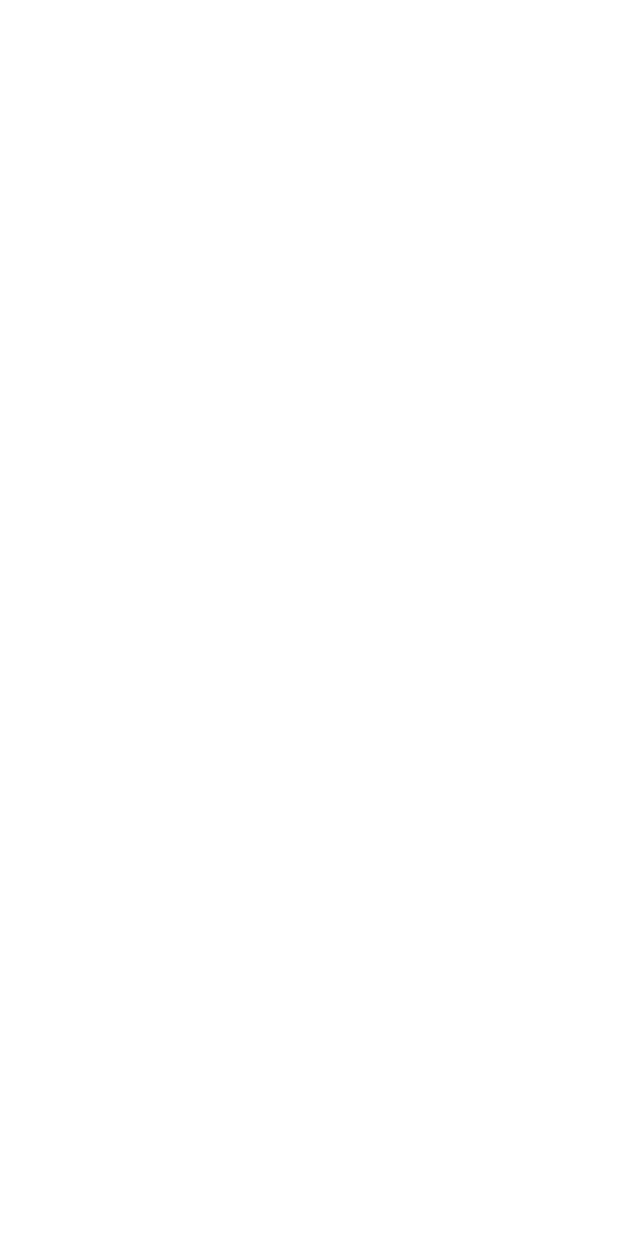
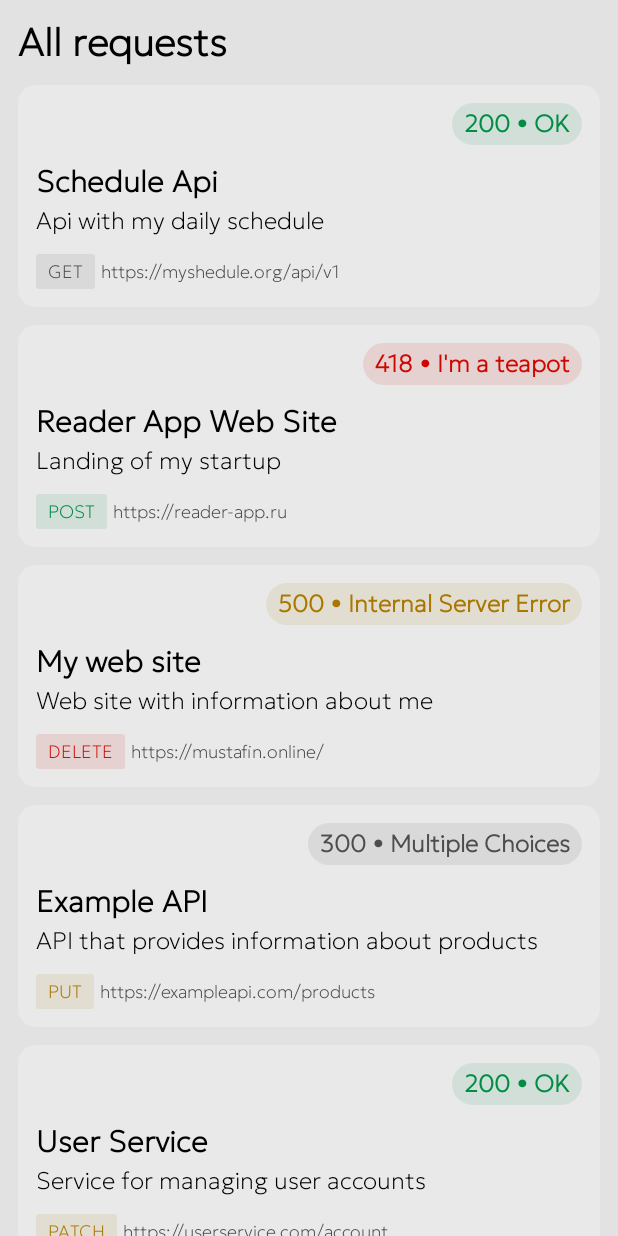
Before and after one commit to T-e-i-l-s/Pulse, an Android app built with Jetpack Compose: the screen it shows after launch (MainActivity), on a phone screen of 412 x 824 dp. Before the commit the screen is empty. Run offline under Robolectric (Android 15) with nearby library versions, the phone set to English and light mode, and no system bars.

Commit message:
Basic Home Screen UI

```diff
--- a/app/src/main/java/com/mustafin/pulse/ui/themes/Typography.kt
+++ b/app/src/main/java/com/mustafin/pulse/ui/themes/Typography.kt
@@ -10,9 +10,9 @@ import com.mustafin.pulse.R
 
 val Typography = Typography(
     displayLarge = TextStyle(
-        fontSize = 28.sp,
+        fontSize = 26.sp,
         fontFamily = FontFamily(Font(R.font.geologica)),
-        fontWeight = FontWeight.Black
+        fontWeight = FontWeight.Bold
     ),
     titleLarge = TextStyle(
         fontSize = 24.sp,
--- a/main-flow-feature/src/main/java/com/mustafin/main_flow_feature/presentation/screens/homeScreen/HomeScreenView.kt
+++ b/main-flow-feature/src/main/java/com/mustafin/main_flow_feature/presentation/screens/homeScreen/HomeScreenView.kt
@@ -1,10 +1,65 @@
 package com.mustafin.main_flow_feature.presentation.screens.homeScreen
 
+import androidx.compose.foundation.background
+import androidx.compose.foundation.layout.Arrangement
+import androidx.compose.foundation.layout.Spacer
+import androidx.compose.foundation.layout.fillMaxSize
+import androidx.compose.foundation.layout.height
+import androidx.compose.foundation.layout.navigationBarsPadding
+import androidx.compose.foundation.layout.padding
+import androidx.compose.foundation.layout.statusBarsPadding
+import androidx.compose.foundation.lazy.LazyColumn
+import androidx.compose.foundation.lazy.items
+import androidx.compose.material3.MaterialTheme
+import androidx.compose.material3.Text
 import androidx.compose.runtime.Composable
+import androidx.compose.ui.Modifier
+import androidx.compose.ui.res.colorResource
+import androidx.compose.ui.res.stringResource
+import androidx.compose.ui.unit.dp
+import androidx.lifecycle.compose.collectAsStateWithLifecycle
+import com.mustafin.main_flow_feature.R
+import com.mustafin.main_flow_feature.presentation.screens.homeScreen.views.requestView.RequestView
 import org.koin.androidx.compose.koinViewModel
 
 /* Home screen composable */
 @Composable
 fun HomeScreenView(viewModel: HomeScreenViewModel = koinViewModel()) {
-    viewModel.hello()
+    val requests = viewModel.requests.collectAsStateWithLifecycle()
+
+    LazyColumn(
+        modifier = Modifier
+            .fillMaxSize()
+            .background(colorResource(id = R.color.background)),
+        verticalArrangement = Arrangement.spacedBy(12.dp)
+    ) {
+        item {
+            Spacer(
+                modifier = Modifier
+                    .statusBarsPadding()
+                    .height(12.dp)
+            )
+
+            Text(
+                text = stringResource(id = R.string.all_requests),
+                style = MaterialTheme.typography.displayLarge,
+                color = colorResource(id = R.color.content),
+                modifier = Modifier.padding(horizontal = 12.dp)
+            )
+        }
+
+        requests.value?.let { requestsSafe ->
+            items(requestsSafe) {
+                RequestView(request = it)
+            }
+        }
+
+        item {
+            Spacer(
+                modifier = Modifier
+                    .navigationBarsPadding()
+                    .height(12.dp)
+            )
+        }
+    }
 }
--- a/main-flow-feature/src/main/java/com/mustafin/main_flow_feature/presentation/screens/homeScreen/HomeScreenViewModel.kt
+++ b/main-flow-feature/src/main/java/com/mustafin/main_flow_feature/presentation/screens/homeScreen/HomeScreenViewModel.kt
@@ -1,13 +1,33 @@
 package com.mustafin.main_flow_feature.presentation.screens.homeScreen
 
 import androidx.lifecycle.ViewModel
+import androidx.lifecycle.viewModelScope
 import com.mustafin.main_flow_feature.data.repositories.requestsRepository.RequestsRepository
+import com.mustafin.main_flow_feature.utils.loading.LoadingState
+import com.mustafin.main_flow_feature.utils.requests.RequestModel
+import kotlinx.coroutines.flow.MutableStateFlow
+import kotlinx.coroutines.flow.StateFlow
+import kotlinx.coroutines.launch
 
 /* View model of home screen */
 class HomeScreenViewModel(
     private val requestsRepository: RequestsRepository
 ) : ViewModel() {
-    fun hello() {
-        println("hello")
+    private val _loadingState = MutableStateFlow(LoadingState.LOADING)
+    val loadingState: StateFlow<LoadingState> = _loadingState
+
+    private val _requests = MutableStateFlow<List<RequestModel>?>(null)
+    val requests: StateFlow<List<RequestModel>?> = _requests
+
+    init {
+        loadData()
+    }
+
+    private fun loadData() {
+        viewModelScope.launch {
+            _loadingState.value = LoadingState.LOADING
+            _requests.value = requestsRepository.getAllRequests()
+            _loadingState.value = LoadingState.LOADED
+        }
     }
 }
--- /dev/null
+++ b/main-flow-feature/src/main/java/com/mustafin/main_flow_feature/presentation/screens/homeScreen/views/requestView/RequestMethodView.kt
@@ -0,0 +1,42 @@
+package com.mustafin.main_flow_feature.presentation.screens.homeScreen.views.requestView
+
+import androidx.compose.foundation.background
+import androidx.compose.foundation.layout.padding
+import androidx.compose.foundation.shape.RoundedCornerShape
+import androidx.compose.material3.MaterialTheme
+import androidx.compose.material3.Text
+import androidx.compose.runtime.Composable
+import androidx.compose.ui.Modifier
+import androidx.compose.ui.draw.clip
+import androidx.compose.ui.res.colorResource
+import androidx.compose.ui.tooling.preview.Preview
+import androidx.compose.ui.unit.dp
+import com.mustafin.main_flow_feature.R
+import com.mustafin.main_flow_feature.utils.requests.RequestMethod
+
+/* Composable that contains small text with request type */
+@Composable
+fun RequestMethodView(requestMethod: RequestMethod) {
+    val contentColor = when (requestMethod) {
+        RequestMethod.GET -> colorResource(id = R.color.gray)
+        RequestMethod.POST -> colorResource(id = R.color.green)
+        RequestMethod.DELETE -> colorResource(id = R.color.red)
+        else -> colorResource(id = R.color.yellow)
+    }
+
+    Text(
+        text = requestMethod.toString(),
+        style = MaterialTheme.typography.labelSmall,
+        color = contentColor,
+        modifier = Modifier
+            .clip(RoundedCornerShape(2.dp))
+            .background(contentColor.copy(0.1f))
+            .padding(horizontal = 8.dp, vertical = 4.dp)
+    )
+}
+
+@Composable
+@Preview
+private fun Preview() {
+    RequestMethodView(RequestMethod.GET)
+}
--- /dev/null
+++ b/main-flow-feature/src/main/java/com/mustafin/main_flow_feature/presentation/screens/homeScreen/views/requestView/RequestView.kt
@@ -0,0 +1,100 @@
+package com.mustafin.main_flow_feature.presentation.screens.homeScreen.views.requestView
+
+import androidx.compose.foundation.background
+import androidx.compose.foundation.layout.Arrangement
+import androidx.compose.foundation.layout.Column
+import androidx.compose.foundation.layout.Row
+import androidx.compose.foundation.layout.Spacer
+import androidx.compose.foundation.layout.fillMaxWidth
+import androidx.compose.foundation.layout.height
+import androidx.compose.foundation.layout.padding
+import androidx.compose.foundation.layout.width
+import androidx.compose.foundation.shape.RoundedCornerShape
+import androidx.compose.material3.MaterialTheme
+import androidx.compose.material3.Text
+import androidx.compose.runtime.Composable
+import androidx.compose.ui.Alignment
+import androidx.compose.ui.Modifier
+import androidx.compose.ui.draw.clip
+import androidx.compose.ui.res.colorResource
+import androidx.compose.ui.text.style.TextOverflow
+import androidx.compose.ui.tooling.preview.Preview
+import androidx.compose.ui.unit.dp
+import com.mustafin.main_flow_feature.R
+import com.mustafin.main_flow_feature.utils.requests.RequestMethod
+import com.mustafin.main_flow_feature.utils.requests.RequestModel
+import com.mustafin.main_flow_feature.utils.requests.ResponseStatusModel
+import java.time.LocalDateTime
+
+/* Composable of view with information about the request */
+@Composable
+fun RequestView(request: RequestModel) {
+    Column(
+        modifier = Modifier
+            .padding(horizontal = 12.dp)
+            .clip(RoundedCornerShape(12.dp))
+            .background(colorResource(id = R.color.secondary_background))
+            .padding(12.dp)
+    ) {
+        request.lastResponseStatus?.let { responseStatusSafe ->
+            Row(
+                modifier = Modifier.fillMaxWidth(),
+                horizontalArrangement = Arrangement.End,
+                verticalAlignment = Alignment.CenterVertically
+            ) {
+                ResponseStatusView(responseStatusSafe)
+            }
+        }
+
+        Spacer(modifier = Modifier.height(12.dp))
+
+        Text(
+            text = request.name,
+            style = MaterialTheme.typography.titleMedium,
+            color = colorResource(id = R.color.content)
+        )
+
+        Spacer(modifier = Modifier.height(4.dp))
+
+        Text(
+            text = request.description,
+            style = MaterialTheme.typography.labelMedium,
+            color = colorResource(id = R.color.content)
+        )
+
+        Spacer(modifier = Modifier.height(12.dp))
+
+        Row(verticalAlignment = Alignment.CenterVertically) {
+            RequestMethodView(requestMethod = request.requestMethod)
+
+            Spacer(modifier = Modifier.width(4.dp))
+
+            Text(
+                text = request.url,
+                style = MaterialTheme.typography.labelSmall,
+                color = colorResource(id = R.color.gray),
+                maxLines = 1,
+                overflow = TextOverflow.Ellipsis
+            )
+        }
+    }
+}
+
+@Composable
+@Preview
+private fun Preview() {
+    RequestView(
+        request = RequestModel(
+            id = 1,
+            name = "Schedule Api",
+            description = "Api with my daily schedule",
+            url = "https://myshedule.org/api/v1",
+            requestMethod = RequestMethod.GET,
+            lastResponseStatus = ResponseStatusModel(
+                200,
+                "OK",
+                LocalDateTime.now()
+            )
+        )
+    )
+}
--- /dev/null
+++ b/main-flow-feature/src/main/java/com/mustafin/main_flow_feature/presentation/screens/homeScreen/views/requestView/ResponseStatusView.kt
@@ -0,0 +1,61 @@
+package com.mustafin.main_flow_feature.presentation.screens.homeScreen.views.requestView
+
+import androidx.compose.foundation.background
+import androidx.compose.foundation.layout.Row
+import androidx.compose.foundation.layout.padding
+import androidx.compose.foundation.shape.CircleShape
+import androidx.compose.material3.MaterialTheme
+import androidx.compose.material3.Text
+import androidx.compose.runtime.Composable
+import androidx.compose.ui.Alignment
+import androidx.compose.ui.Modifier
+import androidx.compose.ui.draw.clip
+import androidx.compose.ui.res.colorResource
+import androidx.compose.ui.text.style.TextOverflow
+import androidx.compose.ui.tooling.preview.Preview
+import androidx.compose.ui.unit.dp
+import com.mustafin.main_flow_feature.R
+import com.mustafin.main_flow_feature.utils.requests.ResponseStatusModel
+import java.time.LocalDateTime
+
+/* View with short information about server response status*/
+@Composable
+fun ResponseStatusView(responseStatus: ResponseStatusModel) {
+    val contentColor = if (responseStatus.statusCode >= 500) {
+        colorResource(id = R.color.yellow)
+    } else if (responseStatus.statusCode >= 400) {
+        colorResource(id = R.color.red)
+    } else if (responseStatus.statusCode >= 300) {
+        colorResource(id = R.color.gray)
+    } else {
+        colorResource(id = R.color.green)
+    }
+
+    Row(
+        modifier = Modifier
+            .clip(CircleShape)
+            .background(contentColor.copy(0.1f))
+            .padding(horizontal = 8.dp, vertical = 4.dp),
+        verticalAlignment = Alignment.CenterVertically
+    ) {
+        Text(
+            text = "${responseStatus.statusCode} • ${responseStatus.message}",
+            style = MaterialTheme.typography.titleSmall,
+            color = contentColor,
+            maxLines = 1,
+            overflow = TextOverflow.Ellipsis
+        )
+    }
+}
+
+@Composable
+@Preview
+private fun Preview() {
+    ResponseStatusView(
+        responseStatus = ResponseStatusModel(
+            200,
+            "OK",
+            LocalDateTime.now()
+        )
+    )
+}
--- /dev/null
+++ b/main-flow-feature/src/main/java/com/mustafin/main_flow_feature/utils/loading/LoadingState.kt
@@ -0,0 +1,6 @@
+package com.mustafin.main_flow_feature.utils.loading
+
+/* Enum with all steps of loading */
+enum class LoadingState {
+    LOADING, UPDATING, LOADED, ERROR
+}
--- a/app/src/main/res/values-night/colors.xml
+++ b/main-flow-feature/src/main/res/values-night/colors.xml
@@ -5,4 +5,7 @@
     <color name="secondary_background">#161616</color>
     <color name="ternary_background">#282828</color>
     <color name="content">#FFFFFF</color>
+
+    <!-- Additional Colors -->
+    <color name="gray">#B1B1B1</color>
 </resources>
--- a/app/src/main/res/values/colors.xml
+++ b/main-flow-feature/src/main/res/values/colors.xml
@@ -1,14 +1,15 @@
 <?xml version="1.0" encoding="utf-8"?>
 <resources>
     <!-- Main Colors -->
-    <color name="background">#DCDCDC</color>
+    <color name="background">#E2E2E2</color>
     <color name="secondary_background">#E9E9E9</color>
     <color name="ternary_background">#FFFFFF</color>
     <color name="content">#000000</color>
 
     <!-- Additional Colors -->
-    <color name="red">#F23737</color>
-    <color name="green">#37F26C</color>
-    <color name="yellow">#F2C937</color>
+    <color name="red">#CE0700</color>
+    <color name="green">#008C45</color>
+    <color name="yellow">#A97700</color>
     <color name="purple">#4337F2</color>
+    <color name="gray">#4D4D4D</color>
 </resources>
--- /dev/null
+++ b/main-flow-feature/src/main/res/values/strings.xml
@@ -0,0 +1,5 @@
+<?xml version="1.0" encoding="utf-8"?>
+<resources>
+    <!-- Home Screen -->
+    <string name="all_requests">All requests</string>
+</resources>
```
